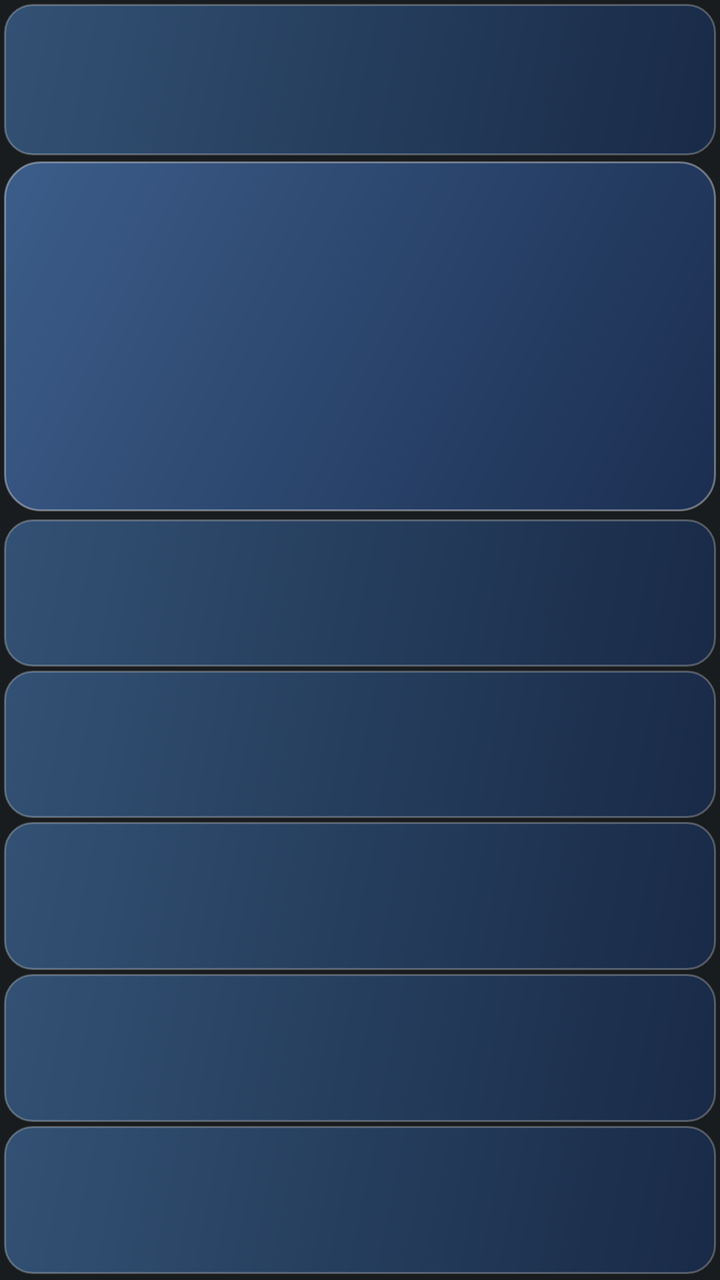
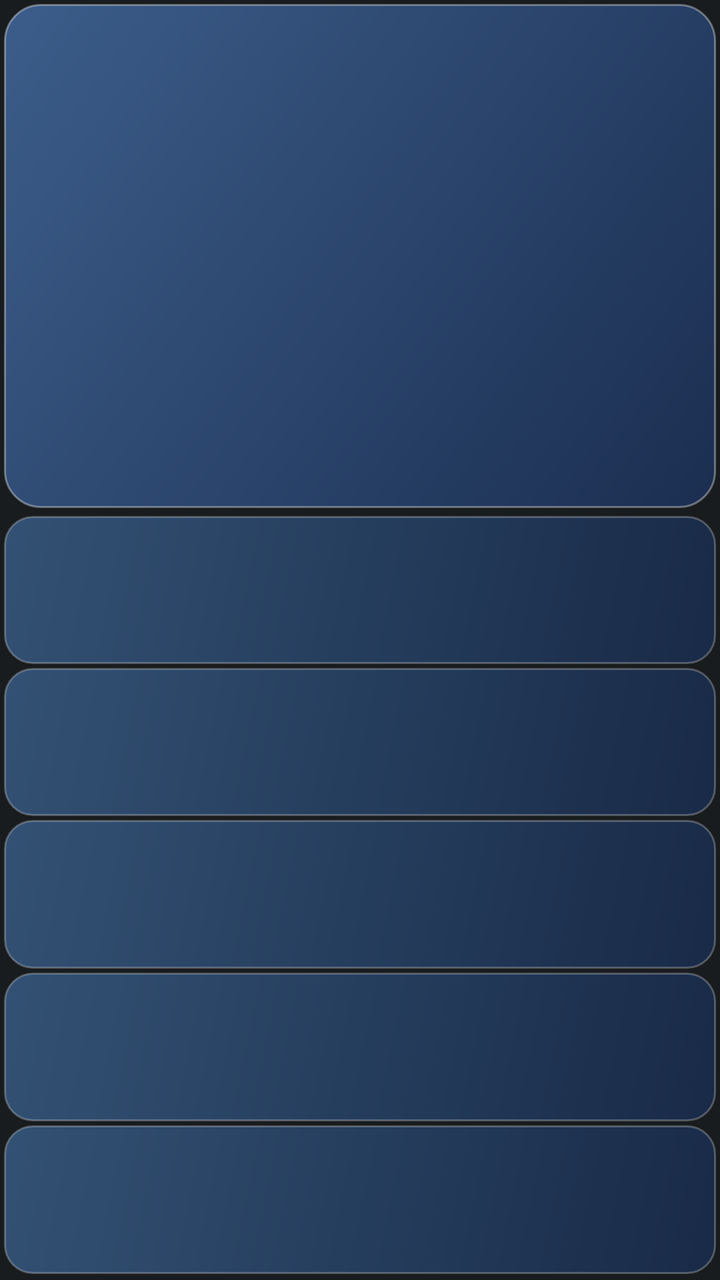

An Android layout rendered at two revisions. The XML below is the earlier revision; the diff shows what the commit changed to produce the second picture.
<!-- AndroidManifest.xml: application theme android:Theme.DeviceDefault.NoActionBar -->
<!-- res/layout/widget_namaz.xml -->
<?xml version="1.0" encoding="utf-8"?>
<LinearLayout xmlns:android="http://schemas.android.com/apk/res/android"
    android:id="@+id/w_root"
    android:layout_width="match_parent"
    android:layout_height="match_parent"
    android:background="@drawable/widget_bg"
    android:orientation="vertical"
    android:padding="2dp">

    
    <LinearLayout
        android:id="@+id/w_clock_box"
        android:layout_width="match_parent"
        android:layout_height="0dp"
        android:layout_marginBottom="3dp"
        android:layout_weight="1.3"
        android:background="@drawable/glass_tile"
        android:gravity="center"
        android:orientation="vertical"
        android:paddingStart="2dp"
        android:paddingEnd="2dp">

        <TextView
            android:id="@+id/w_clock"
            android:layout_width="wrap_content"
            android:layout_height="wrap_content"
            android:fontFamily="sans-serif"
            android:includeFontPadding="false"
            android:maxLines="1"
            android:textColor="#FFFFFF"
            android:textSize="16sp"
            android:textStyle="bold" />
    </LinearLayout>

    
    <LinearLayout
        android:id="@+id/w_card"
        android:layout_width="match_parent"
        android:layout_height="0dp"
        android:layout_marginBottom="3dp"
        android:layout_weight="3"
        android:background="@drawable/glass_card"
        android:gravity="center"
        android:orientation="vertical"
        android:padding="4dp">

        <TextView
            android:id="@+id/w_label"
            android:layout_width="wrap_content"
            android:layout_height="wrap_content"
            android:fontFamily="sans-serif"
            android:includeFontPadding="false"
            android:maxLines="1"
            android:textColor="#FFFFFF"
            android:textSize="10sp"
            android:textStyle="bold" />

        <TextView
            android:id="@+id/w_countdown"
            android:layout_width="wrap_content"
            android:layout_height="wrap_content"
            android:layout_marginTop="2dp"
            android:fontFamily="sans-serif"
            android:gravity="center"
            android:includeFontPadding="false"
            android:maxLines="2"
            android:textColor="#FFFFFF"
            android:textSize="16sp"
            android:textStyle="bold" />
    </LinearLayout>

    
    <LinearLayout
        android:layout_width="match_parent"
        android:layout_height="0dp"
        android:layout_weight="6.5"
        android:orientation="vertical">

        <LinearLayout
            android:id="@+id/p0"
            android:layout_width="match_parent"
            android:layout_height="0dp"
            android:layout_marginTop="1dp"
            android:layout_marginBottom="1dp"
            android:layout_weight="1"
            android:background="@drawable/glass_tile"
            android:gravity="center"
            android:orientation="vertical"
            android:paddingStart="2dp"
            android:paddingEnd="2dp">

            <TextView
                android:id="@+id/p0_name"
                android:layout_width="wrap_content"
                android:layout_height="wrap_content"
                android:fontFamily="sans-serif"
                android:includeFontPadding="false"
                android:maxLines="1"
                android:textColor="#E3ECF7"
                android:textSize="10sp"
                android:textStyle="bold" />

            <TextView
                android:id="@+id/p0_time"
                android:layout_width="wrap_content"
                android:layout_height="wrap_content"
                android:fontFamily="sans-serif"
                android:includeFontPadding="false"
                android:maxLines="1"
                android:textColor="#FFFFFF"
                android:textSize="14sp"
                android:textStyle="bold" />
        </LinearLayout>

        <LinearLayout
            android:id="@+id/p1"
            android:layout_width="match_parent"
            android:layout_height="0dp"
            android:layout_marginTop="1dp"
            android:layout_marginBottom="1dp"
            android:layout_weight="1"
            android:background="@drawable/glass_tile"
            android:gravity="center"
            android:orientation="vertical"
            android:paddingStart="2dp"
            android:paddingEnd="2dp">

            <TextView
                android:id="@+id/p1_name"
                android:layout_width="wrap_content"
                android:layout_height="wrap_content"
                android:fontFamily="sans-serif"
                android:includeFontPadding="false"
                android:maxLines="1"
                android:textColor="#E3ECF7"
                android:textSize="10sp"
                android:textStyle="bold" />

            <TextView
                android:id="@+id/p1_time"
                android:layout_width="wrap_content"
                android:layout_height="wrap_content"
                android:fontFamily="sans-serif"
                android:includeFontPadding="false"
                android:maxLines="1"
                android:textColor="#FFFFFF"
                android:textSize="14sp"
                android:textStyle="bold" />
        </LinearLayout>

        <LinearLayout
            android:id="@+id/p2"
            android:layout_width="match_parent"
            android:layout_height="0dp"
            android:layout_marginTop="1dp"
            android:layout_marginBottom="1dp"
            android:layout_weight="1"
            android:background="@drawable/glass_tile"
            android:gravity="center"
            android:orientation="vertical"
            android:paddingStart="2dp"
            android:paddingEnd="2dp">

            <TextView
                android:id="@+id/p2_name"
                android:layout_width="wrap_content"
                android:layout_height="wrap_content"
                android:fontFamily="sans-serif"
                android:includeFontPadding="false"
                android:maxLines="1"
                android:textColor="#E3ECF7"
                android:textSize="10sp"
                android:textStyle="bold" />

            <TextView
                android:id="@+id/p2_time"
                android:layout_width="wrap_content"
                android:layout_height="wrap_content"
                android:fontFamily="sans-serif"
                android:includeFontPadding="false"
                android:maxLines="1"
                android:textColor="#FFFFFF"
                android:textSize="14sp"
                android:textStyle="bold" />
        </LinearLayout>

        <LinearLayout
            android:id="@+id/p3"
            android:layout_width="match_parent"
            android:layout_height="0dp"
            android:layout_marginTop="1dp"
            android:layout_marginBottom="1dp"
            android:layout_weight="1"
            android:background="@drawable/glass_tile"
            android:gravity="center"
            android:orientation="vertical"
            android:paddingStart="2dp"
            android:paddingEnd="2dp">

            <TextView
                android:id="@+id/p3_name"
                android:layout_width="wrap_content"
                android:layout_height="wrap_content"
                android:fontFamily="sans-serif"
                android:includeFontPadding="false"
                android:maxLines="1"
                android:textColor="#E3ECF7"
                android:textSize="10sp"
                android:textStyle="bold" />

            <TextView
                android:id="@+id/p3_time"
                android:layout_width="wrap_content"
                android:layout_height="wrap_content"
                android:fontFamily="sans-serif"
                android:includeFontPadding="false"
                android:maxLines="1"
                android:textColor="#FFFFFF"
                android:textSize="14sp"
                android:textStyle="bold" />
        </LinearLayout>

        <LinearLayout
            android:id="@+id/p4"
            android:layout_width="match_parent"
            android:layout_height="0dp"
            android:layout_marginTop="1dp"
            android:layout_marginBottom="1dp"
            android:layout_weight="1"
            android:background="@drawable/glass_tile"
            android:gravity="center"
            android:orientation="vertical"
            android:paddingStart="2dp"
            android:paddingEnd="2dp">

            <TextView
                android:id="@+id/p4_name"
                android:layout_width="wrap_content"
                android:layout_height="wrap_content"
                android:fontFamily="sans-serif"
                android:includeFontPadding="false"
                android:maxLines="1"
                android:textColor="#E3ECF7"
                android:textSize="10sp"
                android:textStyle="bold" />

            <TextView
                android:id="@+id/p4_time"
                android:layout_width="wrap_content"
                android:layout_height="wrap_content"
                android:fontFamily="sans-serif"
                android:includeFontPadding="false"
                android:maxLines="1"
                android:textColor="#FFFFFF"
                android:textSize="14sp"
                android:textStyle="bold" />
        </LinearLayout>
    </LinearLayout>
</LinearLayout>
<!-- resources referenced by this layout -->
<resources>
  <!-- drawable glass_card (drawable) -->
  <?xml version="1.0" encoding="utf-8"?>
  <shape xmlns:android="http://schemas.android.com/apk/res/android" android:shape="rectangle">
      <gradient
          android:angle="315"
          android:startColor="#B34A78B8"
          android:endColor="#B31B3566" />
      <stroke android:width="1dp" android:color="#59FFFFFF" />
      <corners android:radius="18dp" />
  </shape>
  <!-- drawable glass_tile (drawable) -->
  <?xml version="1.0" encoding="utf-8"?>
  <shape xmlns:android="http://schemas.android.com/apk/res/android" android:shape="rectangle">
      <gradient
          android:angle="315"
          android:startColor="#994473AD"
          android:endColor="#99183262" />
      <stroke android:width="1dp" android:color="#40FFFFFF" />
      <corners android:radius="14dp" />
  </shape>
  <!-- drawable widget_bg (drawable) -->
  <?xml version="1.0" encoding="utf-8"?>
  <shape xmlns:android="http://schemas.android.com/apk/res/android" android:shape="rectangle">
      <solid android:color="#00000000" />
  </shape>
</resources>

<!-- the commit's change to res/layout/widget_namaz.xml (unified diff, before → after) -->
@@ -9,40 +9,27 @@
 
     
     <LinearLayout
-        android:id="@+id/w_clock_box"
+        android:id="@+id/w_card"
         android:layout_width="match_parent"
         android:layout_height="0dp"
         android:layout_marginBottom="3dp"
-        android:layout_weight="1.3"
-        android:background="@drawable/glass_tile"
+        android:layout_weight="4.3"
+        android:background="@drawable/glass_card"
         android:gravity="center"
         android:orientation="vertical"
-        android:paddingStart="2dp"
-        android:paddingEnd="2dp">
+        android:padding="4dp">
 
         <TextView
             android:id="@+id/w_clock"
             android:layout_width="wrap_content"
             android:layout_height="wrap_content"
+            android:layout_marginBottom="2dp"
             android:fontFamily="sans-serif"
             android:includeFontPadding="false"
             android:maxLines="1"
             android:textColor="#FFFFFF"
             android:textSize="16sp"
             android:textStyle="bold" />
-    </LinearLayout>
-
-    
-    <LinearLayout
-        android:id="@+id/w_card"
-        android:layout_width="match_parent"
-        android:layout_height="0dp"
-        android:layout_marginBottom="3dp"
-        android:layout_weight="3"
-        android:background="@drawable/glass_card"
-        android:gravity="center"
-        android:orientation="vertical"
-        android:padding="4dp">
 
         <TextView
             android:id="@+id/w_label"
